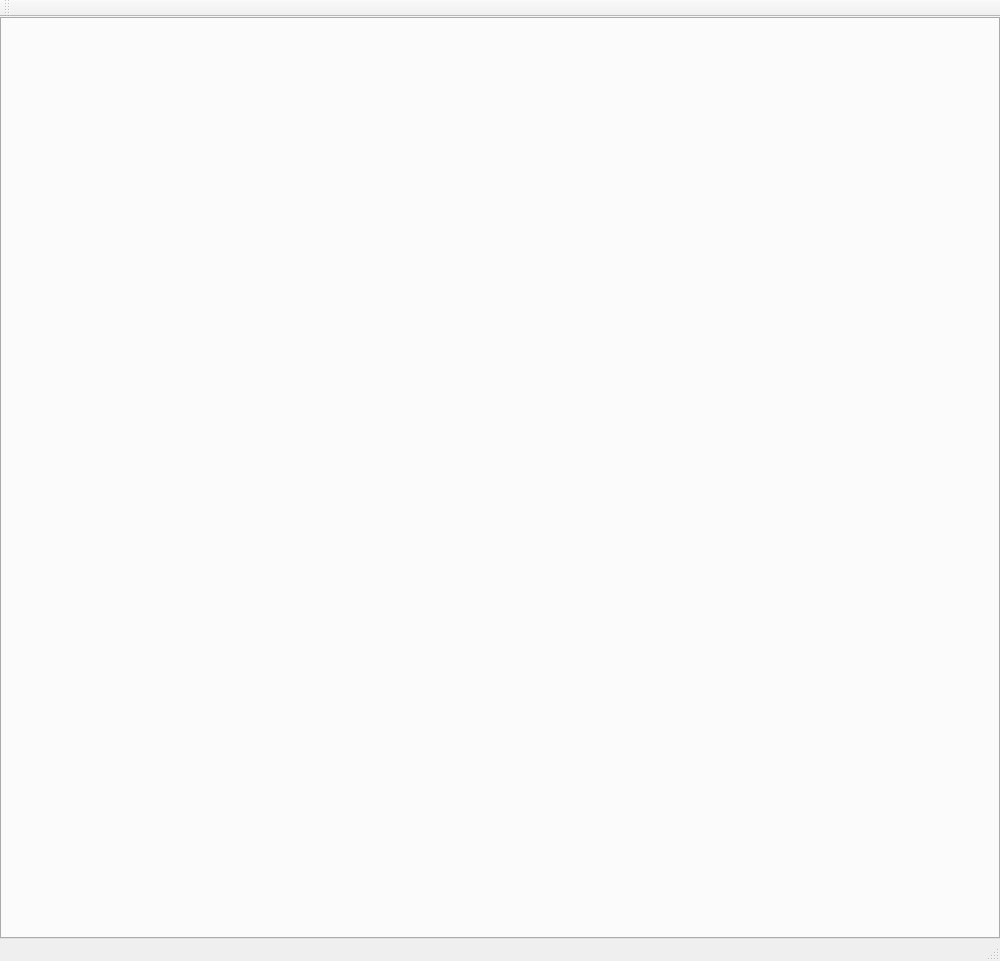
Above: ui/mainwindow.ui from kiwix/kiwix-desktop before the change. Below: the same form after it.
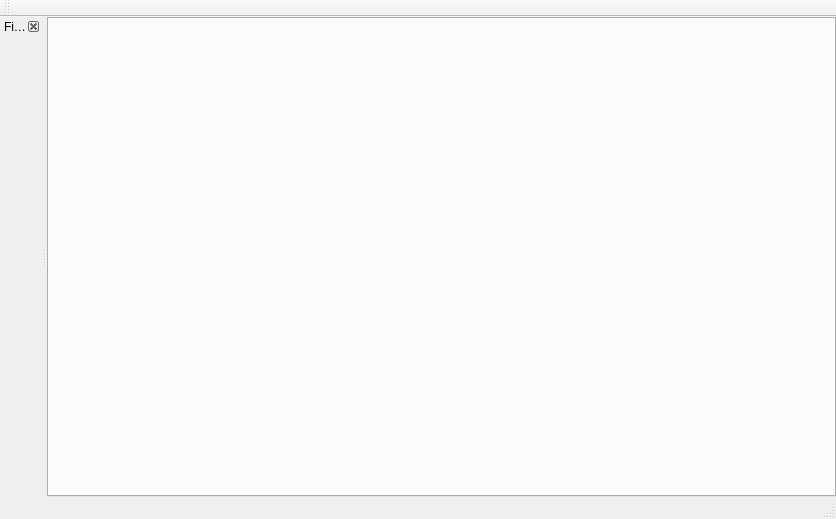
That is the form after the change. Custom widgets are drawn as their Qt base class.

Commit message:
Implement search in page actions.
- Create a TOCSideBar (name TOC because it will also show TOC)
- Remove `FindNextAction` and `FindPreviousAction`. They are handle
  directly by a button in the sidebar.

The edit to the form file:
```diff
--- a/ui/mainwindow.ui
+++ b/ui/mainwindow.ui
@@ -6,8 +6,8 @@
    <rect>
     <x>0</x>
     <y>0</y>
-    <width>1000</width>
-    <height>961</height>
+    <width>836</width>
+    <height>519</height>
    </rect>
   </property>
   <property name="windowTitle">
@@ -20,10 +20,7 @@
    <bool>true</bool>
   </property>
   <widget class="QWidget" name="centralWidget">
-   <layout class="QVBoxLayout" name="verticalLayout_2">
-    <property name="spacing">
-     <number>0</number>
-    </property>
+   <layout class="QVBoxLayout" name="verticalLayout">
     <property name="leftMargin">
      <number>0</number>
     </property>
@@ -60,6 +57,39 @@
    </attribute>
   </widget>
   <widget class="QStatusBar" name="statusBar"/>
+  <widget class="QDockWidget" name="sideDockWidget">
+   <property name="enabled">
+    <bool>true</bool>
+   </property>
+   <property name="sizePolicy">
+    <sizepolicy hsizetype="Preferred" vsizetype="Preferred">
+     <horstretch>0</horstretch>
+     <verstretch>0</verstretch>
+    </sizepolicy>
+   </property>
+   <property name="floating">
+    <bool>false</bool>
+   </property>
+   <property name="features">
+    <set>QDockWidget::DockWidgetClosable</set>
+   </property>
+   <property name="allowedAreas">
+    <set>Qt::LeftDockWidgetArea</set>
+   </property>
+   <property name="windowTitle">
+    <string>Find in page</string>
+   </property>
+   <attribute name="dockWidgetArea">
+    <number>1</number>
+   </attribute>
+   <widget class="QWidget" name="dockWidgetContents">
+    <layout class="QVBoxLayout" name="verticalLayout_2">
+     <item>
+      <widget class="TocSideBar" name="tocPage" native="true"/>
+     </item>
+    </layout>
+   </widget>
+  </widget>
  </widget>
  <layoutdefault spacing="6" margin="11"/>
  <customwidgets>
@@ -74,6 +104,12 @@
    <header>src/tabwidget.h</header>
    <container>1</container>
   </customwidget>
+  <customwidget>
+   <class>TocSideBar</class>
+   <extends>QWidget</extends>
+   <header>src/tocsidebar.h</header>
+   <container>1</container>
+  </customwidget>
  </customwidgets>
  <resources/>
  <connections/>
```
Left out of the diff: 3 changed lines with no effect on the pictures. The commit also changes 13 other files.
